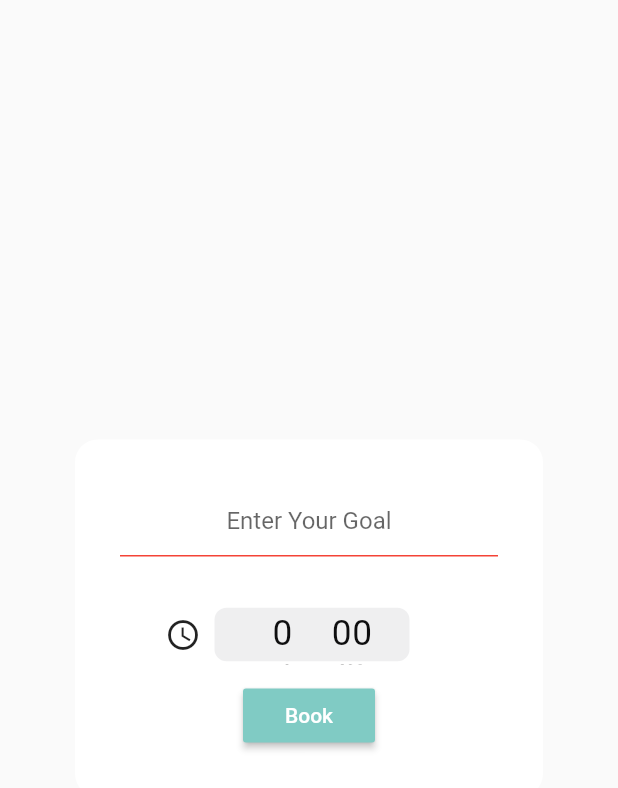
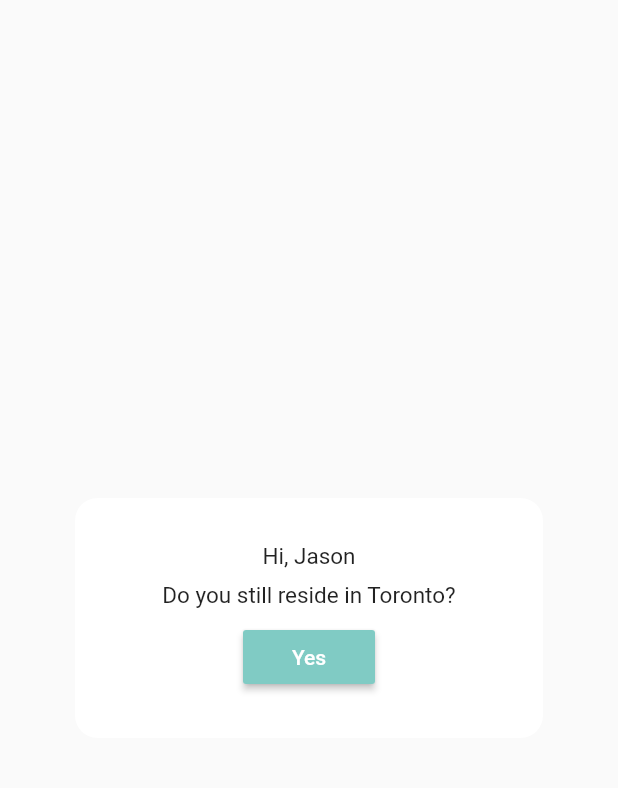
Before and after one commit to jason-nguessan/StudyBuddy, a Flutter app: the CalendarPortal widget shown alone on an empty page, opened directly, on a phone screen of 412 x 824 dp. Shown: the top 788 px of the screen. Run offline on Flutter 3.47's test engine with Material 2 defaults, Android fonts, the phone set to English and light mode, and no system bars; our stand-ins replace cloud_firestore, firebase_auth, firebase_database, permission_handler; missing offline and left inert: agora_rtc_engine, ansicolor; accounts and stored records are empty; statements that could not run were skipped.

```diff
--- a/lib/screens/calendar.dart
+++ b/lib/screens/calendar.dart
@@ -174,7 +174,7 @@ class _CalendarState extends State<Calendar> {
                           filter: ImageFilter.blur(sigmaX: 3.0, sigmaY: 3.0),
                           child: GestureDetector(
                             child: FlashingCam(),
-                            onTap: () {
+                            onDoubleTap: () {
                               _showButton();
 
                               CamPortalValidation.toWebcam(
--- a/lib/screens/calendarPortal.dart
+++ b/lib/screens/calendarPortal.dart
@@ -1,4 +1,6 @@
 import 'dart:math';
+import 'package:cloud_firestore/cloud_firestore.dart';
+import 'package:study_buddy/helpers/debug_helper.dart';
 import 'package:study_buddy/model/BaseAuth.dart';
 
 import 'package:flutter/cupertino.dart';
@@ -20,6 +22,7 @@ class CalendarPortal extends StatefulWidget {
 
 class _CalendarPortalState extends State<CalendarPortal>
     with SingleTickerProviderStateMixin {
+  int _radioValue1 = 0;
   String child1 = 'Peer2Strangers';
   String child2 = 'Appointments';
   String child3 = 'Awaiting';
@@ -36,11 +39,10 @@ class _CalendarPortalState extends State<CalendarPortal>
   DateTime selectedTime;
   DateTime storeEndTime;
 
-  List<String> _timeConflicts = new List<String>();
   String user;
-  List<String> allUsers = new List<String>();
-  TextEditingController _goal = new TextEditingController();
-  List<String> errorText = new List<String>();
+  List<String> allUsers = List<String>();
+  TextEditingController _goal = TextEditingController();
+  List<String> errorText = List<String>();
   int i;
   int numHours;
   int clicked = -1;
@@ -105,9 +107,62 @@ class _CalendarPortalState extends State<CalendarPortal>
   Widget build(BuildContext context) {
     callRandNumber();
     return Center(
-      child: Material(
-        color: Colors.transparent,
-        child: ScaleTransition(
+      child: Material(color: Colors.transparent, child: selectTimeZone()),
+    );
+  }
+
+  Widget selectTimeZone() {
+    return ScaleTransition(
+      scale: scaleAnimation,
+      child: Padding(
+        padding: const EdgeInsets.all(50.0),
+        child: Container(
+            decoration: ShapeDecoration(
+              color: Colors.white,
+              shape: RoundedRectangleBorder(
+                borderRadius: BorderRadius.circular(15),
+              ),
+            ),
+            child: Padding(
+                padding: const EdgeInsets.all(30.0),
+                child: Column(
+                  mainAxisSize: MainAxisSize.min,
+                  children: <Widget>[
+                    Text(
+                      "Hi, Jason",
+                      style: TextStyle(
+                          fontSize:
+                              Theme.of(context).textTheme.display1.fontSize),
+                    ),
+                    Padding(
+                      padding: const EdgeInsets.symmetric(vertical: 8),
+                      child: Text(
+                        "Do you still reside in Toronto?",
+                        style: TextStyle(
+                            fontSize:
+                                Theme.of(context).textTheme.display1.fontSize),
+                      ),
+                    ),
+                    Row(
+                      mainAxisAlignment: MainAxisAlignment.center,
+                      children: <Widget>[
+                        RaisedButton(
+                          child: Text(
+                            "Yes",
+                            style: Theme.of(context).textTheme.button,
+                          ),
+                          onPressed: () {},
+                        )
+                      ],
+                    ),
+                  ],
+                ))),
+      ),
+    );
+  }
+
+  Widget selectTime() {
+    return ScaleTransition(
       scale: scaleAnimation,
       child: Padding(
         padding: const EdgeInsets.all(50.0),
@@ -141,7 +196,7 @@ class _CalendarPortalState extends State<CalendarPortal>
                           hintText: "Enter Your Goal"),
                     ),
                     Padding(
-                          padding: const EdgeInsets.fromLTRB(30, 10, 50, 0),
+                      padding: const EdgeInsets.fromLTRB(0, 10, 0, 0),
                       child: Container(
                         height: 40,
                         child: Row(
@@ -152,7 +207,7 @@ class _CalendarPortalState extends State<CalendarPortal>
                             Expanded(
                               child: CupertinoDatePicker(
                                 minuteInterval: 30,
-                                    use24hFormat: true,
+                                use24hFormat: false,
                                 initialDateTime: dateTime,
                                 mode: CupertinoDatePickerMode.time,
                                 onDateTimeChanged: (currentTime) {
@@ -186,11 +241,9 @@ class _CalendarPortalState extends State<CalendarPortal>
                               setState(() {
                                 time = "00:00";
                                 selectedTime = dateTime;
-                                    storeEndTime =
-                                        dateTime.add(Duration(hours: 1));
+                                storeEndTime = dateTime.add(Duration(hours: 1));
                               });
                             }
-
                             setState(() {
                               i = 0;
                             });
@@ -200,8 +253,6 @@ class _CalendarPortalState extends State<CalendarPortal>
                     )
                   ],
                 ))),
-          ),
-        ),
       ),
     );
   }
@@ -277,10 +328,11 @@ class _CalendarPortalState extends State<CalendarPortal>
               addAppointment(
                 time == null ? "00:00" : time,
                 _df.format(storeEndTime),
-                _timeConflicts,
                 user,
                 _goal.text,
-              );
+              ).whenComplete(() {
+                //  Navigator.of(context).pop();
+              });
             }
           });
         }
@@ -295,30 +347,26 @@ class _CalendarPortalState extends State<CalendarPortal>
     return num;
   }
 
-  void addAppointment(String time, String endTime, List<String> timeConflicts,
-      String user, String goals) {
+  Future<void> addAppointment(
+      String time, String endTime, String user, String goals) async {
     Confirmed confirmedAppointment;
-    Awaiting newAppointment;
+    Awaiting Appointment;
     Awaiting prexistingAppointment;
     //Used to get the key & Value of our Snapshot
     Map<dynamic, dynamic> values;
 
     //Reads through database, given the date & time
-    databaseUtil
+    await databaseUtil
         .getAwaitingApppointmentsData(_database, widget.selectedDate, time)
         .then((DataSnapshot snapshot) {
-      newAppointment = Awaiting(
-          user: user,
-          goal: goals,
-          hasMatched: false,
-          //    timeConflicts: timeConflicts,
-          endTime: endTime);
+      Appointment = Awaiting(
+          user: user, goal: goals, hasMatched: false, endTime: endTime);
 
       //Meaning these are the first entry of the day @ that time
       if (snapshot.value == null) {
         //insert
         databaseUtil.insertAppointment(
-            _database, widget.selectedDate, time, newAppointment);
+            _database, widget.selectedDate, time, Appointment);
         // Navigator.of(context).pop();
       } else {
         values = snapshot.value;
@@ -332,12 +380,11 @@ class _CalendarPortalState extends State<CalendarPortal>
 
           // print("HII" + values["timeConflicts"].toString());
 
-          //Change previous false value to true, and give the new value to true
+          //Change previous false value to true, and give the   value to true
           if (values["hasMatched"] == false) {
             prexistingAppointment = Awaiting(
                 user: values["user"],
                 goal: values["goal"],
-                // timeConflicts: values["timeConflicts"],
                 endTime: values["endTime"],
                 hasMatched: true);
             this.allUsers.add(values["user"].toString());
@@ -345,11 +392,11 @@ class _CalendarPortalState extends State<CalendarPortal>
             databaseUtil.updateAppointmentGivenKey(_database,
                 widget.selectedDate, time, key, prexistingAppointment);
 
-            newAppointment.hasMatched = true;
+            Appointment.hasMatched = true;
             //insert
             databaseUtil.insertAppointment(
-                _database, widget.selectedDate, time, newAppointment);
-            allUsers.add(newAppointment.user);
+                _database, widget.selectedDate, time, Appointment);
+            allUsers.add(Appointment.user);
 
             confirmedAppointment = Confirmed(
                 users: this.allUsers,
@@ -360,12 +407,12 @@ class _CalendarPortalState extends State<CalendarPortal>
             databaseUtil.insertConfirmation(
                 _database2, widget.selectedDate, time, confirmedAppointment);
             //    Navigator.of(context).pop();
-          } else if (j == length && newAppointment.hasMatched == false) {
+          } else if (j == length && Appointment.hasMatched == false) {
             //Get end time
 
             //insert
             databaseUtil.insertAppointment(
-                _database, widget.selectedDate, time, newAppointment);
+                _database, widget.selectedDate, time, Appointment);
           }
           allUsers.clear();
         });
--- a/lib/screens/webcam/Peer2Stranger/cam.dart
+++ b/lib/screens/webcam/Peer2Stranger/cam.dart
@@ -19,7 +19,7 @@ class _CamState extends State<Cam> {
   //list of user IDs
   static final _users = <int>[];
   //Webcam Info for debugging purposes
-  final _infoStrings = <String>[];
+  final _infoStrings = <dynamic>[];
   //For our tooblar
   bool muted = false;
   int _min = 0;
@@ -160,7 +160,7 @@ class _CamState extends State<Cam> {
     //For errors (May not neccessarly break code)
     AgoraRtcEngine.onError = (dynamic code) {
       setState(() {
-        _infoStrings.add(int.parse(code).toString());
+        _infoStrings.add(code);
       });
     };
     //occurs when somebody joins
```
Also changed, not shown: lib/model/BaseAuth.dart (+13 -0 lines). Lines whose indentation alone changed are shown as unchanged.
